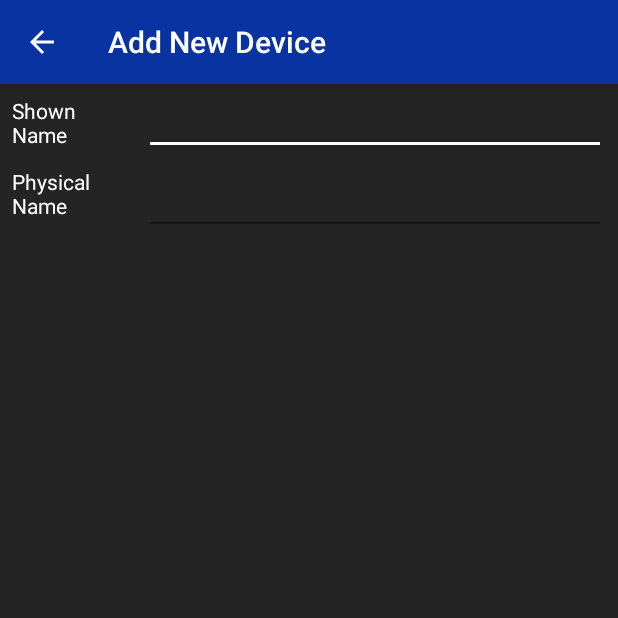
After one commit to erl97/BlueHome-App, an Android app: the FindNewDevice screen opened directly, with no data from a screen before it, on a phone screen of 412 x 824 dp, the top half of it. The commit adds this screen. Run offline under Robolectric (Android 15) with nearby library versions, the phone set to English and light mode, and no system bars.

```diff
--- a/app/src/main/AndroidManifest.xml
+++ b/app/src/main/AndroidManifest.xml
@@ -22,7 +22,8 @@
                 <category android:name="android.intent.category.LAUNCHER" />
             </intent-filter>
         </activity>
-        <activity android:name=".DeviceList"></activity>
+        <activity android:name=".DeviceList" />
+        <activity android:name=".FindNewDevice"></activity>
     </application>
 
 </manifest>
--- /dev/null
+++ b/app/src/main/java/de/th_nuernberg/bluehome/FindNewDevice.java
@@ -0,0 +1,15 @@
+package de.th_nuernberg.bluehome;
+
+import android.support.v7.app.AppCompatActivity;
+import android.os.Bundle;
+
+public class FindNewDevice extends AppCompatActivity {
+
+    @Override
+    protected void onCreate(Bundle savedInstanceState) {
+        getSupportActionBar().setDisplayHomeAsUpEnabled(true);
+        super.onCreate(savedInstanceState);
+        setContentView(R.layout.activity_find_new_device);
+        setTitle(getResources().getText(R.string.add_new_device));
+    }
+}
--- /dev/null
+++ b/app/src/main/res/drawable/bluehomebackground.xml
@@ -0,0 +1,6 @@
+<?xml version="1.0" encoding="utf-8"?>
+<layer-list xmlns:android="http://schemas.android.com/apk/res/android">
+
+<item android:drawable="@color/colorBackground" />
+
+</layer-list>
--- a/app/src/main/res/drawable/bluehomesplashscreen.xml
+++ b/app/src/main/res/drawable/bluehomesplashscreen.xml
@@ -4,9 +4,16 @@
 <item android:drawable="@drawable/bluehomebackground" />
     <item
         android:left="50dp"
+        android:bottom="80dp"
         android:right="50dp">
         <bitmap
-            android:gravity="center"
+            android:gravity="bottom|center_horizontal"
             android:src="@drawable/bluehomelogo" />
     </item>
+    <item
+        android:top="5dp">
+        <bitmap
+            android:gravity="top"
+            android:src="@drawable/splashroof" />
+    </item>
 </layer-list>
--- /dev/null
+++ b/app/src/main/res/layout/activity_find_new_device.xml
@@ -0,0 +1,54 @@
+<?xml version="1.0" encoding="utf-8"?>
+<android.support.constraint.ConstraintLayout xmlns:android="http://schemas.android.com/apk/res/android"
+    xmlns:app="http://schemas.android.com/apk/res-auto"
+    xmlns:tools="http://schemas.android.com/tools"
+    android:layout_width="match_parent"
+    android:layout_height="match_parent"
+    tools:context=".FindNewDevice">
+
+    <EditText
+        android:id="@+id/add_device_shown_name"
+        android:layout_width="0dp"
+        android:layout_height="39dp"
+        android:layout_marginStart="8dp"
+        android:layout_marginTop="8dp"
+        android:layout_marginEnd="8dp"
+        android:ems="10"
+        android:inputType="textPersonName"
+        app:layout_constraintEnd_toEndOf="parent"
+        app:layout_constraintStart_toEndOf="@+id/add_device_lable_shown_name"
+        app:layout_constraintTop_toTopOf="parent" />
+
+    <EditText
+        android:id="@+id/add_device_real_name"
+        android:layout_width="0dp"
+        android:layout_height="wrap_content"
+        android:layout_marginStart="8dp"
+        android:layout_marginTop="8dp"
+        android:layout_marginEnd="8dp"
+        android:ems="10"
+        android:inputType="textPersonName"
+        app:layout_constraintEnd_toEndOf="parent"
+        app:layout_constraintStart_toEndOf="@+id/add_device_label_real_name"
+        app:layout_constraintTop_toBottomOf="@+id/add_device_shown_name" />
+
+    <TextView
+        android:id="@+id/add_device_lable_shown_name"
+        android:layout_width="80dp"
+        android:layout_height="0dp"
+        android:layout_marginStart="8dp"
+        android:text="@string/device_shown_name"
+        app:layout_constraintBottom_toBottomOf="@+id/add_device_shown_name"
+        app:layout_constraintStart_toStartOf="parent"
+        app:layout_constraintTop_toTopOf="@+id/add_device_shown_name" />
+
+    <TextView
+        android:id="@+id/add_device_label_real_name"
+        android:layout_width="80dp"
+        android:layout_height="0dp"
+        android:layout_marginStart="8dp"
+        android:text="@string/device_real_name"
+        app:layout_constraintBottom_toBottomOf="@+id/add_device_real_name"
+        app:layout_constraintStart_toStartOf="parent"
+        app:layout_constraintTop_toTopOf="@+id/add_device_real_name" />
+</android.support.constraint.ConstraintLayout>
--- a/app/src/main/res/values/colors.xml
+++ b/app/src/main/res/values/colors.xml
@@ -1,6 +1,7 @@
 <?xml version="1.0" encoding="utf-8"?>
 <resources>
-    <color name="colorPrimary">#06087e</color>
-    <color name="colorPrimaryDark">#001a57</color>
+    <color name="colorPrimary">#0933a0</color>
+    <color name="colorPrimaryDark">#06226a</color>
     <color name="colorAccent">#FFFFFF</color>
+    <color name="colorBackground">#242424</color>
 </resources>
--- a/app/src/main/res/values/strings.xml
+++ b/app/src/main/res/values/strings.xml
@@ -7,4 +7,8 @@
     <string name="dashboard_menu_4">Menu 4</string>
     <string name="dashboard_menu_5">Menu 5</string>
     <string name="no_entries">No entries available</string>
+    <string name="add_new_device">Add New Device</string>
+    <string name="device_shown_name">Shown Name</string>
+    <string name="device_real_name">Physical Name</string>
+    <string name="device_mac_address">MAC Address</string>
 </resources>
--- a/build.gradle
+++ b/build.gradle
@@ -25,3 +25,8 @@ allprojects {
 task clean(type: Delete) {
     delete rootProject.buildDir
 }
+
+ext {
+    roomVersion = '1.1.1'
+    archLifecycleVersion = '1.1.1'
+}
```
Also changed, not shown: app/build.gradle (+8 -0 lines), app/src/main/java/de/th_nuernberg/bluehome/BlueHomeDatabase/BlueHomeDeviceStorageManager.java (added, +145 -0 lines), app/src/main/java/de/th_nuernberg/bluehome/BlueHomeDatabase/DBConstants.java (added, +11 -0 lines), app/src/main/java/de/th_nuernberg/bluehome/DeviceList.java (+53 -31 lines), app/src/main/java/de/th_nuernberg/bluehome/DeviceListAdapter.java (+15 -1 lines), app/src/main/res/drawable-hdpi/bluehomebackground.9.png (deleted), app/src/main/res/drawable-mdpi/bluehomebackground.9.png (deleted), app/src/main/res/drawable-xhdpi/bluehomebackground.9.png (deleted), app/src/main/res/drawable-xxhdpi/bluehomebackground.9.png (deleted), app/src/main/res/drawable-xxxhdpi/bluehomebackground.9.png (deleted), app/src/main/res/drawable/bluehomelogo.png, app/src/main/res/drawable/splashroof.png (added), 1 other file.
